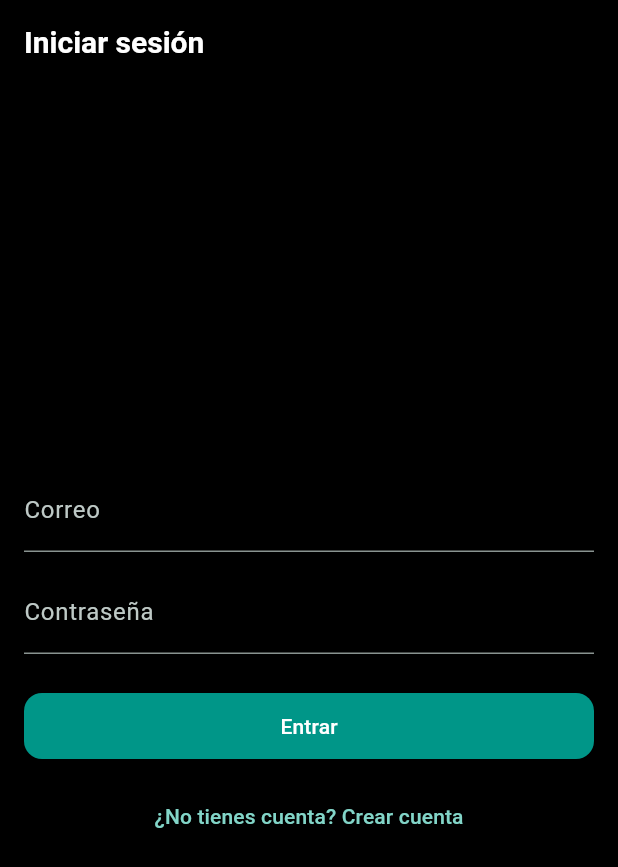
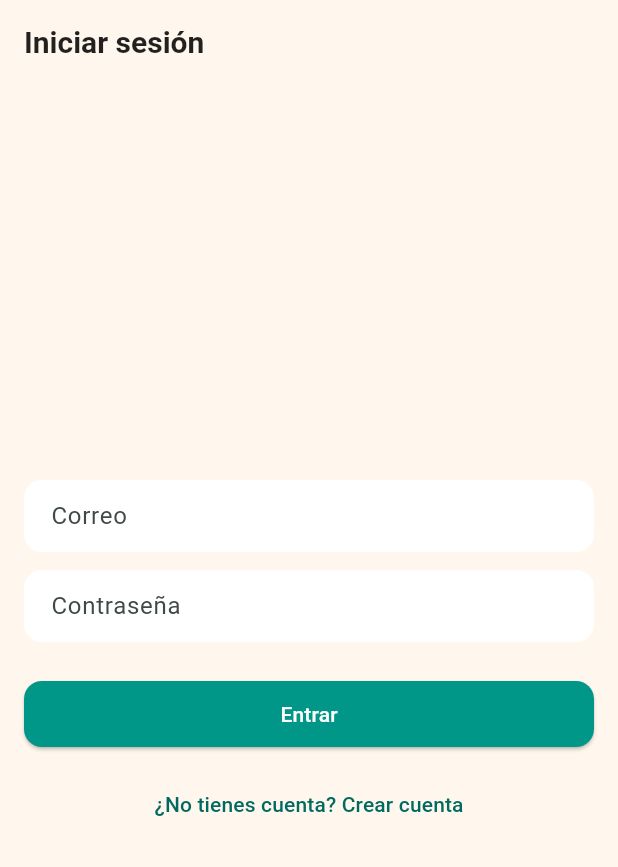
Before and after one commit to SergioLejarde/paw_campus, a Flutter app: the screen it shows after launch, on a phone screen of 412 x 824 dp. Shown: the top 867 px of the screen. Run offline on Flutter 3.47's test engine with Material 3 defaults, Android fonts, the phone set to English and light mode, and no system bars; our stand-ins replace go_router, hooks_riverpod, image_picker, qr_flutter, supabase_flutter; accounts and stored records are empty.

Commit message:
commit:modo claro

```diff
--- a/lib/app/app.dart
+++ b/lib/app/app.dart
@@ -3,30 +3,34 @@ import 'package:flutter/material.dart';
 import 'package:hooks_riverpod/hooks_riverpod.dart';
 import 'env.dart';
 import 'router.dart';
-import 'theme.dart'; // ✅ Importamos el tema global
+import 'theme.dart';
 
 /// Provider que expone la configuración global (AppConfig)
 final appConfigProvider = Provider<AppConfig>((ref) {
   throw UnimplementedError('AppConfig no inicializado');
 });
 
-/// 🌎 Widget raíz de PawCampus
-/// Configura el tema, las rutas y la integración global de Riverpod.
 class PawCampusApp extends ConsumerWidget {
   const PawCampusApp({super.key});
 
   @override
   Widget build(BuildContext context, WidgetRef ref) {
-    // Obtenemos la configuración actual del entorno (AppConfig)
+    // Si luego lo necesitas:
     // final config = ref.watch(appConfigProvider);
 
     return MaterialApp.router(
       title: 'PawCampus',
       debugShowCheckedModeBanner: false,
-      routerConfig: router, // 🚀 Define las rutas en router.dart
-      theme: lightTheme, // 🎨 Definido en theme.dart
-      darkTheme: lightTheme, // mantenemos el mismo por ahora
-      themeMode: ThemeMode.dark, // 🔒 Fuerza modo oscuro (corrige fondo blanco iOS)
+      routerConfig: router,
+
+      // ✅ Tema claro (cute)
+      theme: lightTheme,
+
+      // ✅ Por ahora, si el sistema pide dark, usamos el mismo tema para que no cambie feo
+      darkTheme: lightTheme,
+
+      // ✅ No forzamos oscuro: usamos claro (lo que quieres para el video)
+      themeMode: ThemeMode.light,
     );
   }
 }
--- a/lib/app/theme.dart
+++ b/lib/app/theme.dart
@@ -1,16 +1,87 @@
 import 'package:flutter/material.dart';
 
-/// 🎨 Tema global de PawCampus
-/// Asegura consistencia visual en web, Android e iOS.
-final lightTheme = ThemeData(
-  brightness: Brightness.dark, // modo oscuro global
+/// 🎨 Tema global de PawCampus (claro + cute)
+/// - Fondo claro (tipo crema)
+/// - Cards blancas con sombra suave
+/// - Material 3 + seedColor teal
+/// - Arreglado para Flutter donde se usa TabBarThemeData/CardThemeData
+final ThemeData lightTheme = ThemeData(
+  useMaterial3: true,
+  brightness: Brightness.light,
+
   colorScheme: ColorScheme.fromSeed(
     seedColor: Colors.teal,
-    brightness: Brightness.dark,
+    brightness: Brightness.light,
   ),
-  scaffoldBackgroundColor: Colors.black, // fondo consistente
+
+  // Fondo general claro (más friendly para app de animalitos)
+  scaffoldBackgroundColor: const Color(0xFFFFF7ED), // crema suave
+  // AppBar claro y consistente
+  appBarTheme: const AppBarTheme(
+    backgroundColor: Color(0xFFFFF7ED),
+    foregroundColor: Colors.black87,
+    elevation: 0,
+    centerTitle: false,
+    titleTextStyle: TextStyle(
+      color: Colors.black87,
+      fontSize: 20,
+      fontWeight: FontWeight.bold,
+    ),
+  ),
+
+  // Tabs (para tu AdoptionsPage con TabBar)
+  tabBarTheme: const TabBarThemeData(
+    labelColor: Colors.teal,
+    unselectedLabelColor: Color(0xFF64748B),
+    indicatorSize: TabBarIndicatorSize.tab,
+  ),
+
+  // Cards más bonitas
+  cardTheme: CardThemeData(
+    color: Colors.white,
+    elevation: 2,
+    shadowColor: Colors.black12,
+    shape: RoundedRectangleBorder(borderRadius: BorderRadius.circular(16)),
+    margin: const EdgeInsets.symmetric(horizontal: 12, vertical: 8),
+  ),
+
+  // Botones
+  elevatedButtonTheme: ElevatedButtonThemeData(
+    style: ElevatedButton.styleFrom(
+      backgroundColor: Colors.teal,
+      foregroundColor: Colors.white,
+      padding: const EdgeInsets.symmetric(horizontal: 20, vertical: 12),
+      shape: RoundedRectangleBorder(borderRadius: BorderRadius.circular(12)),
+    ),
+  ),
+
+  floatingActionButtonTheme: const FloatingActionButtonThemeData(
+    backgroundColor: Colors.teal,
+    foregroundColor: Colors.white,
+  ),
+
+  // Inputs
+  inputDecorationTheme: InputDecorationTheme(
+    filled: true,
+    fillColor: Colors.white,
+    border: OutlineInputBorder(
+      borderRadius: BorderRadius.circular(12),
+      borderSide: BorderSide.none,
+    ),
+    enabledBorder: OutlineInputBorder(
+      borderRadius: BorderRadius.circular(12),
+      borderSide: BorderSide.none,
+    ),
+    focusedBorder: OutlineInputBorder(
+      borderRadius: BorderRadius.circular(12),
+      borderSide: const BorderSide(color: Colors.teal, width: 1.5),
+    ),
+    contentPadding: const EdgeInsets.symmetric(horizontal: 14, vertical: 12),
+  ),
+
+  // Snackbars
   snackBarTheme: const SnackBarThemeData(
-    backgroundColor: Colors.redAccent,
+    backgroundColor: Colors.orange,
     contentTextStyle: TextStyle(
       color: Colors.white,
       fontSize: 14,
@@ -18,23 +89,13 @@ final lightTheme = ThemeData(
     ),
     behavior: SnackBarBehavior.floating,
   ),
-  appBarTheme: const AppBarTheme(
-    backgroundColor: Colors.black,
-    titleTextStyle: TextStyle(
-      color: Colors.white,
-      fontSize: 20,
-      fontWeight: FontWeight.bold,
-    ),
+
+  // Iconos
+  iconTheme: const IconThemeData(color: Colors.teal),
+
+  // ListTiles (para que se vea más “limpio”)
+  listTileTheme: const ListTileThemeData(
+    iconColor: Colors.teal,
+    textColor: Colors.black87,
   ),
-  elevatedButtonTheme: ElevatedButtonThemeData(
-    style: ElevatedButton.styleFrom(
-      backgroundColor: Colors.teal,
-      foregroundColor: Colors.white,
-      padding: const EdgeInsets.symmetric(horizontal: 20, vertical: 12),
-      shape: RoundedRectangleBorder(
-        borderRadius: BorderRadius.circular(12),
-      ),
-    ),
-  ),
-  useMaterial3: true,
 );
```
